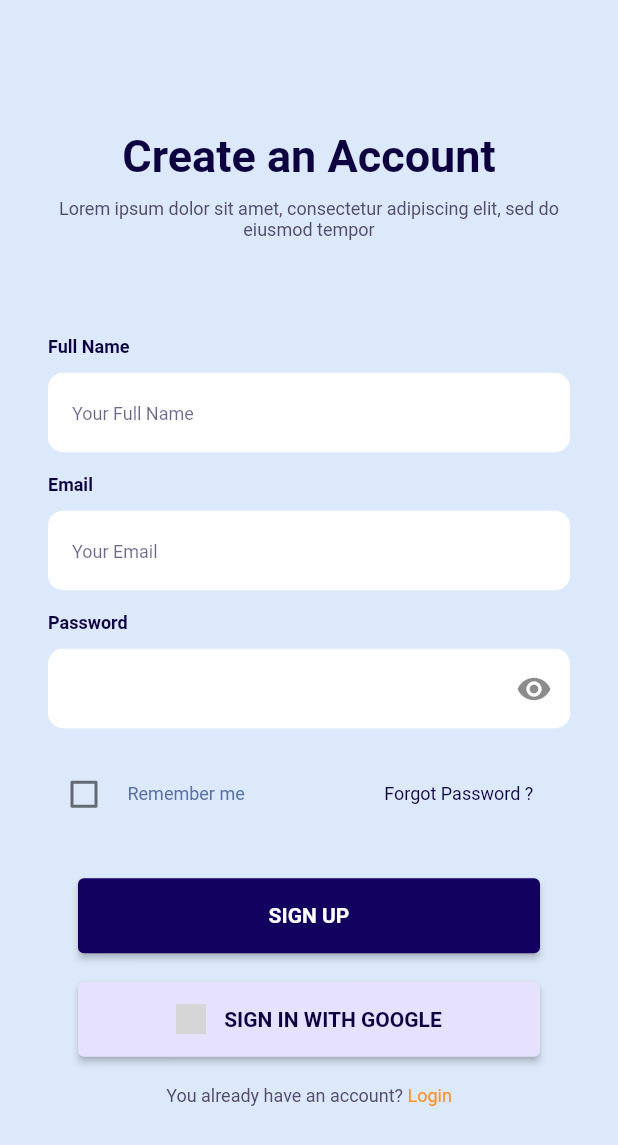
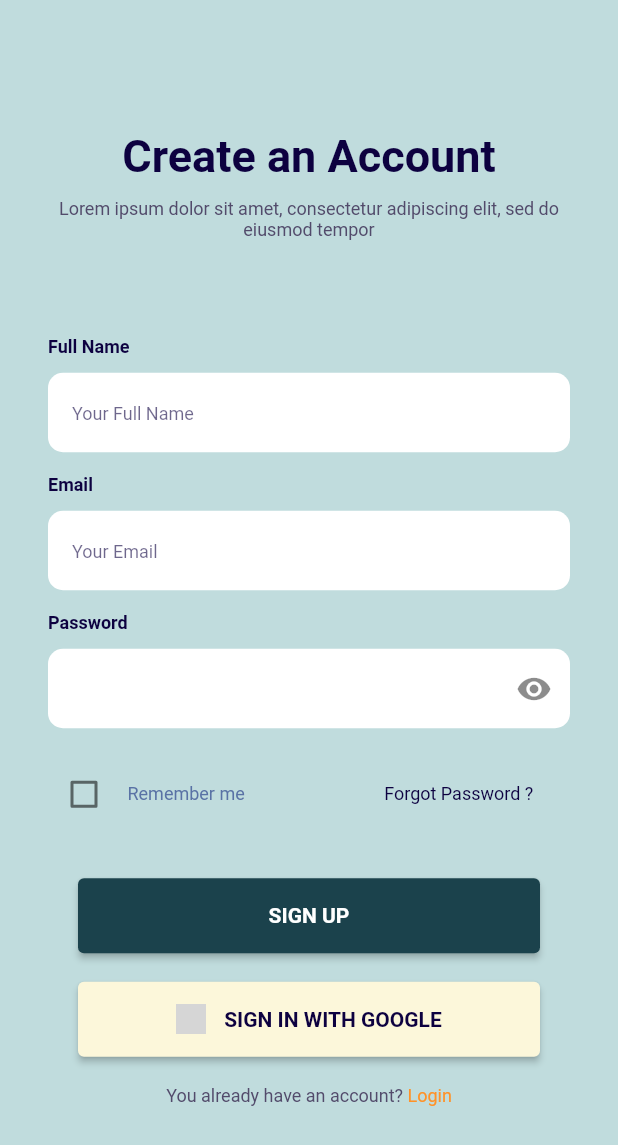
Before and after one commit to alifhilmi17/PBL-NO-DATABASE, a Flutter app: the screen it shows after launch, after a tap on the "arrow forward" icon, on a phone screen of 412 x 824 dp. Shown: the top 1145 px of the screen. Run offline on Flutter 3.47's test engine with Material 2 defaults, Android fonts, the phone set to English and light mode, and no system bars; our stand-ins replace carousel_slider, file_picker, google_nav_bar; network calls fail; Roboto replaces fonts that are missing (DM Sans); grey boxes are pictures that could not be loaded.

Commit message:
perubahan warna mengikuti mockup

```diff
--- a/lib/main.dart
+++ b/lib/main.dart
@@ -23,22 +23,61 @@ class MyApp extends StatelessWidget {
         padding: const EdgeInsets.fromLTRB(19, 50, 23, 50),
         width: double.infinity,
         decoration: const BoxDecoration(
-          color: Color(0xffdce9f9),
+          color: Color(0xFFC0DCDD),
         ),
         child: Column(
-          crossAxisAlignment: CrossAxisAlignment.center,
+          crossAxisAlignment:
+              CrossAxisAlignment.start, // Align children to the start
           children: [
             Container(
-              margin: const EdgeInsets.fromLTRB(4, 0, 0, 30),
-              width: 300,
-              height: 300,
+              margin: const EdgeInsets.fromLTRB(4, 0, 0, 10),
+              width: 350,
+              height: 450,
               child: Image.asset(
                 'images/splash.png',
                 fit: BoxFit.cover,
               ),
             ),
+            Text(
+              'Find Your',
+              style: TextStyle(
+                fontFamily: 'DM Sans',
+                fontSize: 30,
+                fontWeight: FontWeight.w700,
+                color: Color(0xff000000),
+              ),
+            ),
+            Text(
+              'Dream Advertise',
+              style: TextStyle(
+                fontFamily: 'DM Sans',
+                fontSize: 40,
+                fontWeight: FontWeight.bold,
+                color: Color(0xFFFCA34D),
+                decoration:
+                    TextDecoration.underline, // Add this line for underline
+              ),
+            ),
+            Text(
+              'Here!',
+              style: TextStyle(
+                fontFamily: 'DM Sans',
+                fontSize: 35,
+                fontWeight: FontWeight.w700,
+                color: Colors.black,
+              ),
+            ),
+            Text(
+              'Explore all the most exciting publicity for your product roles based on your imagination.',
+              style: TextStyle(
+                fontFamily: 'DM Sans',
+                fontSize: 20,
+                fontWeight: FontWeight.w500,
+                color: Colors.grey,
+              ),
+            ),
             Container(
-              margin: const EdgeInsets.fromLTRB(0, 0, 155, 12),
+              margin: const EdgeInsets.fromLTRB(0, 10, 155, 12),
               constraints: const BoxConstraints(
                 maxWidth: 193,
               ),
@@ -51,29 +90,7 @@ class MyApp extends StatelessWidget {
                     height: 0.9469999313,
                     color: Color(0xff000000),
                   ),
-                  children: [
-                    TextSpan(text: 'Find Your \n'),
-                    TextSpan(
-                      text: 'Dream Advertise',
-                      style: TextStyle(
-                        fontFamily: 'DM Sans',
-                        fontSize: 40,
-                        fontWeight: FontWeight.w700,
-                        height: 0.9469999313,
-                        decoration: TextDecoration.underline,
-                        color: Color(0xfffca34d),
-                        decorationColor: Color(0xfffca34d),
-                      ),
-                    ),
-                    TextSpan(text: ' \nHere!'),
-                    TextSpan(
-                        text:
-                            '\nExplore all the most exciting publicity for your product roles based on your imagination.',
-                        style: TextStyle(
-                          fontSize:
-                              17, // Add any additional styling you want for this new text.
-                        ))
-                  ],
+                  children: [],
                 ),
               ),
             ),
@@ -89,9 +106,10 @@ class MyApp extends StatelessWidget {
             ),
           ); // Tambahkan logika ketika tombol Sign Up ditekan di sini
         },
-        backgroundColor: Colors.blue,
+        backgroundColor: Color(0xFF1B424C),
         child: const Icon(
-            Icons.arrow_forward), // Ganti dengan warna yang diinginkan
+          Icons.arrow_forward,
+        ),
       ),
       floatingActionButtonLocation: FloatingActionButtonLocation.endFloat,
     );
--- a/lib/user/login.dart
+++ b/lib/user/login.dart
@@ -31,7 +31,7 @@ class _LoginPageState extends State<LoginPage> {
   @override
   Widget build(BuildContext context) {
     return Scaffold(
-      backgroundColor: const Color(0xFFDCE9FA),
+      backgroundColor: const Color(0xFFC0DCDD),
       body: Center(
         child: Container(
           margin: const EdgeInsets.symmetric(horizontal: 32),
@@ -223,7 +223,7 @@ class _LoginPageState extends State<LoginPage> {
                 margin: const EdgeInsets.symmetric(horizontal: 20),
                 child: ElevatedButton(
                   style: ElevatedButton.styleFrom(
-                    backgroundColor: const Color(0xff130160),
+                    backgroundColor: const Color(0xFF1B424C),
                   ),
                   onPressed: () {
                     Navigator.push(
@@ -250,7 +250,7 @@ class _LoginPageState extends State<LoginPage> {
                     const EdgeInsets.symmetric(horizontal: 20, vertical: 19),
                 child: ElevatedButton(
                   style: ElevatedButton.styleFrom(
-                    backgroundColor: const Color(0xffE6E1FF),
+                    backgroundColor: const Color(0xFFFCF7DA),
                   ),
                   onPressed: () {},
                   child: Row(
--- a/lib/user/signup.dart
+++ b/lib/user/signup.dart
@@ -30,7 +30,7 @@ class _SignUpPageState extends State<SignUpPage> {
   @override
   Widget build(BuildContext context) {
     return Scaffold(
-      backgroundColor: const Color(0xFFDCE9FA),
+      backgroundColor: const Color(0xFFC0DCDD),
       body: Center(
         child: Container(
           margin: const EdgeInsets.symmetric(horizontal: 32),
@@ -216,7 +216,7 @@ class _SignUpPageState extends State<SignUpPage> {
                 margin: const EdgeInsets.symmetric(horizontal: 20),
                 child: ElevatedButton(
                   style: ElevatedButton.styleFrom(
-                    backgroundColor: const Color(0xff130160),
+                    backgroundColor: const Color(0xFF1B424C),
                   ),
                   onPressed: () {
                     Navigator.push(
@@ -243,7 +243,7 @@ class _SignUpPageState extends State<SignUpPage> {
                     const EdgeInsets.symmetric(horizontal: 20, vertical: 19),
                 child: ElevatedButton(
                   style: ElevatedButton.styleFrom(
-                    backgroundColor: const Color(0xffE6E1FF),
+                    backgroundColor: const Color(0xFFFCF7DA),
                   ),
                   onPressed: () {},
                   child: Row(
```
